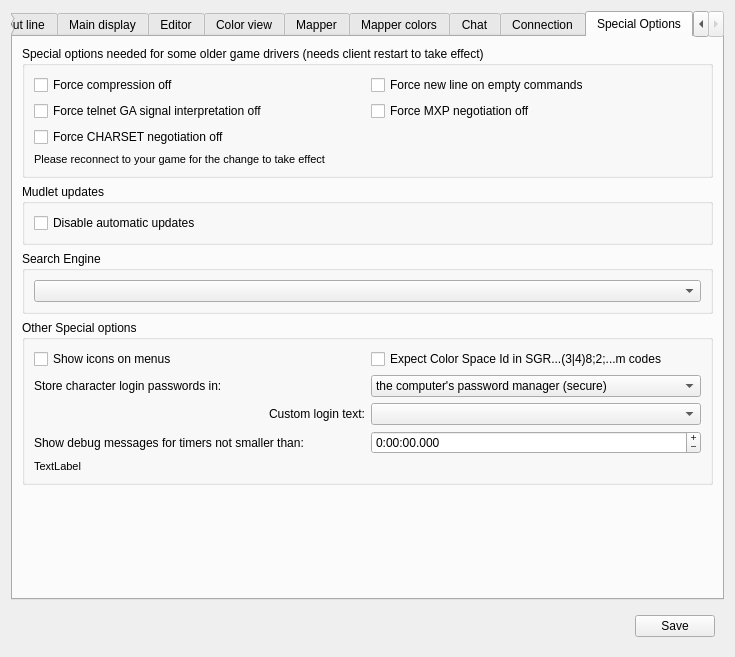
Old version of the form src/ui/profile_preferences.ui in the repository Mudlet/Mudlet.
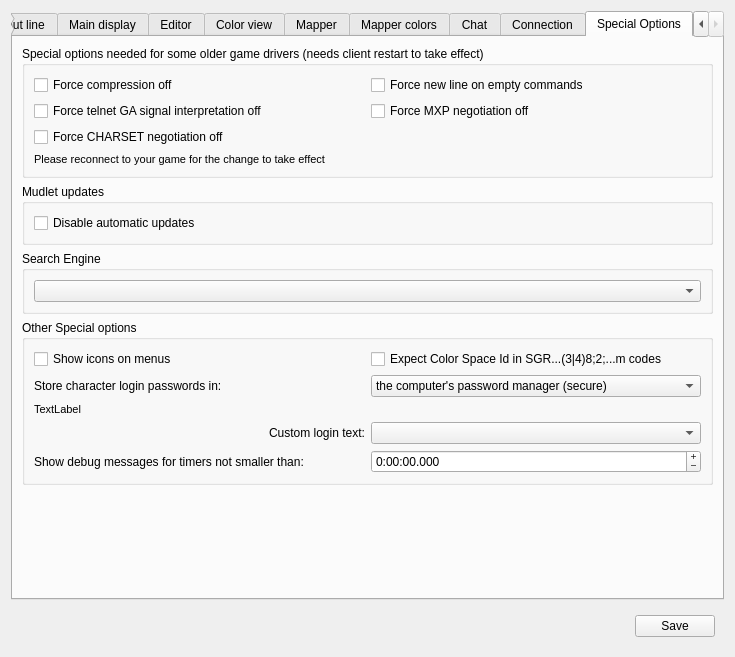
New version of the form. The open tabs and pages were chosen to show the change. Icons and pictures are not drawn. Custom widgets are drawn as their Qt base class.

Commit message:
Revise: reorganise so that this can merge with other changes
This PR will clash with #3832 so this commit tweaks the position (row) of
a couple of controls so that they will merge with another new control in
that PR.

The edit to the form file:
```diff
--- a/src/ui/profile_preferences.ui
+++ b/src/ui/profile_preferences.ui
@@ -5081,7 +5081,19 @@
             </item>
            </widget>
           </item>
-          <item row="2" column="0" alignment="Qt::AlignRight">
+          <item row="2" column="0" colspan="2">
+           <widget class="QLabel" name="label_password_migration_notification">
+            <property name="font">
+             <font>
+              <pointsize>8</pointsize>
+             </font>
+            </property>
+            <property name="text">
+             <string>TextLabel</string>
+            </property>
+           </widget>
+          </item>
+          <item row="3" column="0" alignment="Qt::AlignRight">
            <widget class="QLabel" name="label_customLoginText">
             <property name="text">
              <string>Custom login text:</string>
@@ -5091,14 +5103,14 @@
             </property>
            </widget>
           </item>
-          <item row="2" column="1">
+          <item row="3" column="1">
            <widget class="QComboBox" name="comboBox_customLoginText">
             <property name="sizeAdjustPolicy">
              <enum>QComboBox::AdjustToContents</enum>
             </property>
            </widget>
           </item>
-          <item row="3" column="0" colspan="2">
+          <item row="4" column="0" colspan="2">
            <widget class="QWidget" name="widget_timerDebugOutputMinimumInterval" native="true">
             <layout class="QHBoxLayout" name="horizontalLayout_timerDebugOutputMinimumInterval" stretch="0,1">
              <property name="leftMargin">
@@ -5166,18 +5178,6 @@
             </layout>
            </widget>
           </item>
-          <item row="4" column="0" colspan="2">
-           <widget class="QLabel" name="label_password_migration_notification">
-            <property name="font">
-             <font>
-              <pointsize>8</pointsize>
-             </font>
-            </property>
-            <property name="text">
-             <string>TextLabel</string>
-            </property>
-           </widget>
-          </item>
          </layout>
         </widget>
        </item>
```
